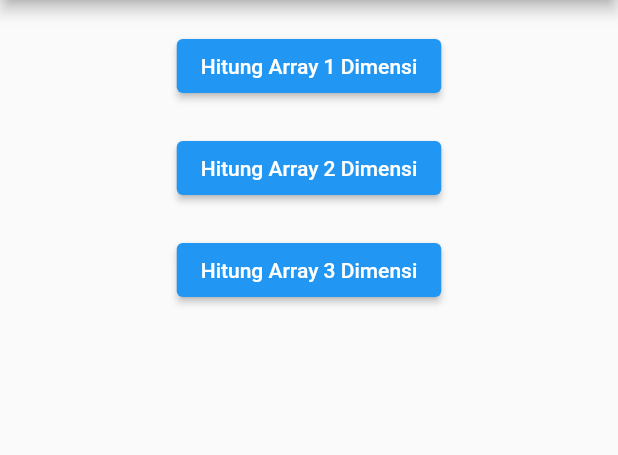
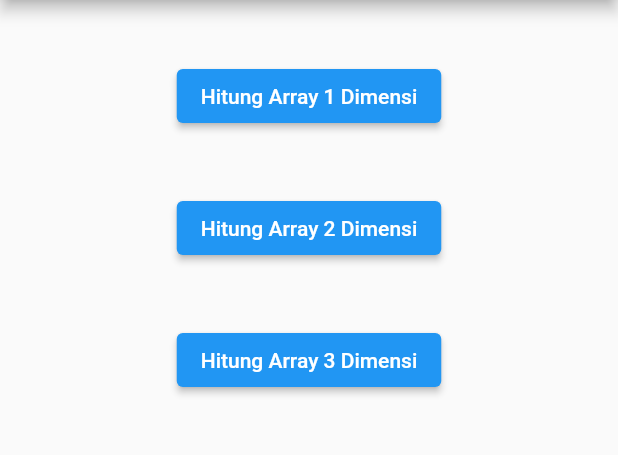
Before and after one commit to herdyhardiyant/pemetaan_array, a Flutter app: the screen it shows after launch, on a phone screen of 412 x 824 dp, the part 84-539 px from its top. Run offline on Flutter 3.47's test engine with Material 2 defaults, Android fonts, the phone set to English and light mode, and no system bars.

Commit message:
ready to use

```diff
--- a/lib/widget/array_formula_menu.dart
+++ b/lib/widget/array_formula_menu.dart
@@ -5,11 +5,14 @@ import 'package:pemetaan_array/widget/array_2d.dart';
 import 'package:pemetaan_array/widget/array_3d.dart';
 
 class ArrayFormulaMenu extends StatelessWidget {
+
+  static const _spacesBetweenElementsInsideColumn = 40.00;
+
   @override
   Widget build(BuildContext context) {
     return Center(
       child: Container(
-        margin: EdgeInsets.all(20),
+        margin: EdgeInsets.all(40),
         child: Column(
           children: [
             ElevatedButton(
@@ -19,16 +22,17 @@ class ArrayFormulaMenu extends StatelessWidget {
                 },
                 child: Text("Hitung Array 1 Dimensi")),
             SizedBox(
-              height: 20,
+              height: _spacesBetweenElementsInsideColumn,
             ),
             ElevatedButton(
                 onPressed: () {
                   Navigator.push(context,
                       MaterialPageRoute(builder: (context) => Array2D()));
                 },
+
                 child: Text("Hitung Array 2 Dimensi")),
             SizedBox(
-              height: 20,
+              height: _spacesBetweenElementsInsideColumn,
             ),
             ElevatedButton(
                 onPressed: () {
```
